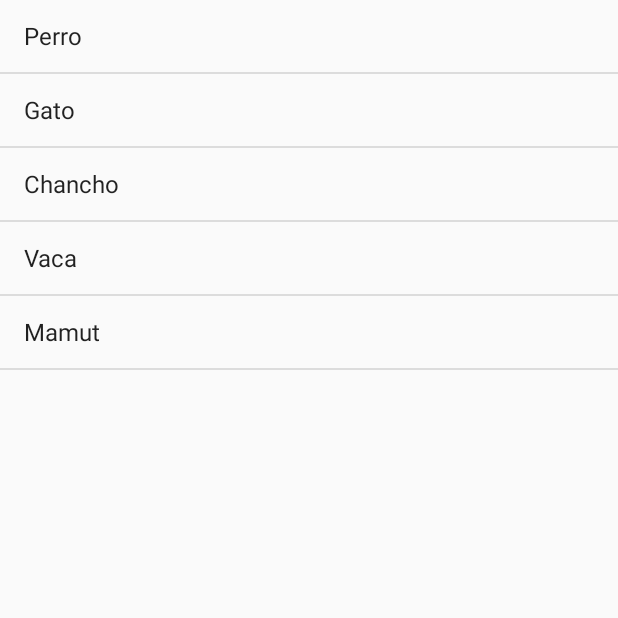
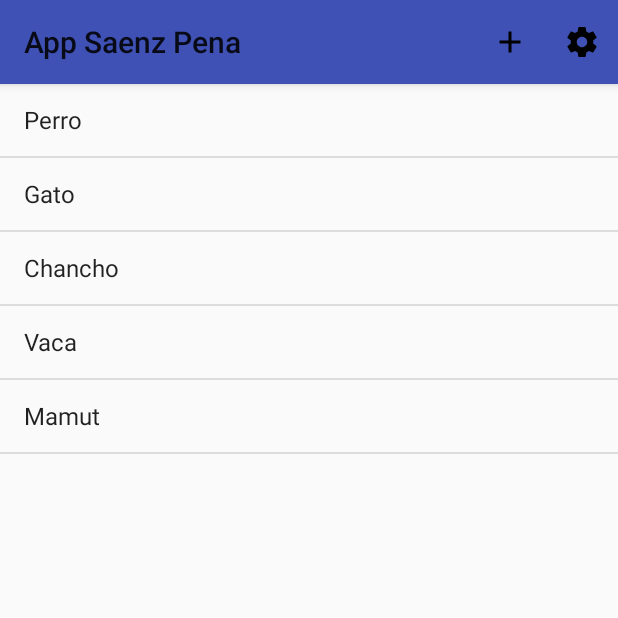
Before and after one commit to envido32/AppSaenzPena, an Android app: the MainActivity screen opened directly, with no data from a screen before it, after a tap on "CANDIDATOS", on a phone screen of 412 x 824 dp, the top half of it. Run offline under Robolectric (Android 15) with nearby library versions, the phone set to English and light mode, and no system bars; plain views replace PercentRelativeLayout; 1 statement that could not run was skipped.

Commit message:
Minnor updates

```diff
--- a/app/src/main/AndroidManifest.xml
+++ b/app/src/main/AndroidManifest.xml
@@ -6,7 +6,6 @@
         android:allowBackup="true"
         android:icon="@mipmap/ic_launcher"
         android:label="@string/app_name"
-        android:roundIcon="@mipmap/ic_launcher_round"
         android:supportsRtl="true"
         android:theme="@style/AppTheme">
         <activity android:name=".SplashActivity">
--- a/app/src/main/java/com/electiva/envido32/appsaenzpena/CandidatosActivity.java
+++ b/app/src/main/java/com/electiva/envido32/appsaenzpena/CandidatosActivity.java
@@ -1,8 +1,12 @@
 package com.electiva.envido32.appsaenzpena;
 
+import android.content.Intent;
 import android.database.sqlite.SQLiteDatabase;
 import android.support.v7.app.AppCompatActivity;
 import android.os.Bundle;
+import android.support.v7.widget.Toolbar;
+import android.view.Menu;
+import android.view.MenuItem;
 import android.widget.AdapterView;
 import android.widget.ArrayAdapter;
 import android.widget.ListView;
@@ -10,7 +14,9 @@ import android.widget.Toast;
 
 public class CandidatosActivity extends AppCompatActivity {
 
-    public ListView lstvwUnica;
+    public ListView listCandidatos;
+    public Toolbar myToolbar;
+
     public String[] datos =
             new String[]{"Perro","Gato","Chancho","Vaca","Mamut"};
 
@@ -19,13 +25,17 @@ public class CandidatosActivity extends AppCompatActivity {
         super.onCreate(savedInstanceState);
         setContentView(R.layout.activity_candidatos);
 
-        lstvwUnica = (ListView)findViewById(R.id.ListView1);
+        //Definimos la Toolbar
+        myToolbar = (Toolbar) findViewById(R.id.appbar);
+        setSupportActionBar(myToolbar);
 
-        //Abrimos la base de datos 'Animales' en modo escritura
-        CandidatosSQLiteHelper animalesdb =
+        listCandidatos = (ListView) findViewById(R.id.ListViewCandidatos);
+
+        //Abrimos la base de datos 'Candidatos' en modo escritura
+        CandidatosSQLiteHelper candidatosdb =
                 new CandidatosSQLiteHelper(this, "DB_Candidatos", null, 1);
 
-        SQLiteDatabase db = animalesdb.getWritableDatabase();
+        SQLiteDatabase db = candidatosdb.getWritableDatabase();
 
         //Si abrio correctamente la base de datos
         if(db != null)
@@ -53,9 +63,9 @@ public class CandidatosActivity extends AppCompatActivity {
         adaptador.setDropDownViewResource(
                 android.R.layout.simple_list_item_1);
 
-        lstvwUnica.setAdapter(adaptador);
+        listCandidatos.setAdapter(adaptador);
 
-        lstvwUnica.setOnItemSelectedListener(
+        listCandidatos.setOnItemSelectedListener(
             new AdapterView.OnItemSelectedListener() {
                 public void onItemSelected(AdapterView<?> parent,
                                            android.view.View v, int position, long id) {
@@ -69,6 +79,38 @@ public class CandidatosActivity extends AppCompatActivity {
                             "No hay animal favorito. Soy feo :(",
                             Toast.LENGTH_LONG).show();
                 }
-                });
+            }
+        );
+    }
+
+    // Agregar botones al Toolbar
+    @Override
+    public boolean onCreateOptionsMenu (Menu menu) {
+        getMenuInflater().inflate(R.menu.main, menu);
+        return true;
+    }
+
+    // Configurar botones del toolbar
+    @Override
+    public boolean onOptionsItemSelected(MenuItem item){
+        switch (item.getItemId()) {
+            case R.id.action_settings:
+                //Creamos el Intent
+                Intent intent =
+                        new Intent(getBaseContext(), SettingsActivity.class);
+
+                //Iniciamos la nueva actividad
+                startActivity(intent);
+                return true;
+
+            case R.id.action_add:
+                //To Do: agregar candidato
+                Toast.makeText(getApplicationContext(), R.string.not_avaliable, Toast.LENGTH_LONG).show();
+                return true;
+
+            default:
+                return super.onOptionsItemSelected(item);
+
         }
     }
+}
--- a/app/src/main/java/com/electiva/envido32/appsaenzpena/LoginActivity.java
+++ b/app/src/main/java/com/electiva/envido32/appsaenzpena/LoginActivity.java
@@ -31,7 +31,7 @@ public class LoginActivity extends AppCompatActivity {
                         && usrPass.getText().toString().equals("1234")) {
                     //Creamos el Intent
                     Intent intent =
-                            new Intent(LoginActivity.this, MainActivity.class);
+                            new Intent(getBaseContext(), MainActivity.class);
 
                     //Creamos la información a pasar entre actividades
                     Bundle bundleInfo = new Bundle();
--- a/app/src/main/java/com/electiva/envido32/appsaenzpena/MainActivity.java
+++ b/app/src/main/java/com/electiva/envido32/appsaenzpena/MainActivity.java
@@ -46,7 +46,7 @@ public class MainActivity extends AppCompatActivity {
             public void onClick(View v) {
                 //Creamos el Intent
                 Intent intent =
-                        new Intent(MainActivity.this, CandidatosActivity.class);
+                        new Intent(getBaseContext(), CandidatosActivity.class);
 
                 //Iniciamos la nueva actividad
                 startActivity(intent);
@@ -89,7 +89,7 @@ public class MainActivity extends AppCompatActivity {
             case R.id.action_settings:
                 //Creamos el Intent
                 Intent intent =
-                        new Intent(MainActivity.this, SettingsActivity.class);
+                        new Intent(getBaseContext(), SettingsActivity.class);
 
                 //Iniciamos la nueva actividad
                 startActivity(intent);
--- a/app/src/main/java/com/electiva/envido32/appsaenzpena/SplashActivity.java
+++ b/app/src/main/java/com/electiva/envido32/appsaenzpena/SplashActivity.java
@@ -30,7 +30,7 @@ public class SplashActivity extends AppCompatActivity {
             public void run()
             {
                 // Start the next activity
-                Intent mainIntent = new Intent().setClass(SplashActivity.this, LoginActivity.class);
+                Intent mainIntent = new Intent().setClass(getBaseContext(), LoginActivity.class);
                 startActivity(mainIntent);
                 // Terminamos la activity para que el usuario no pueda volver para atrás con el botón de back
                 finish();
--- a/app/src/main/res/layout/activity_candidatos.xml
+++ b/app/src/main/res/layout/activity_candidatos.xml
@@ -6,11 +6,24 @@
     android:layout_height="match_parent"
     tools:context="com.electiva.envido32.appsaenzpena.CandidatosActivity">
 
+    <android.support.v7.widget.Toolbar
+        xmlns:android="http://schemas.android.com/apk/res/android"
+        xmlns:app="http://schemas.android.com/apk/res-auto"
+        android:id="@+id/appbar"
+        android:layout_height="wrap_content"
+        android:layout_width="match_parent"
+        android:minHeight="?attr/actionBarSize"
+        android:background="?attr/colorPrimary"
+        android:elevation="4dp"
+        android:theme="@style/ThemeOverlay.AppCompat.ActionBar"
+        app:popupTheme="@style/ThemeOverlay.AppCompat.Light" >
+    </android.support.v7.widget.Toolbar>
 
     <ListView
-        android:id="@+id/ListView1"
+        android:id="@+id/ListViewCandidatos"
         android:layout_width="match_parent"
         android:layout_height="match_parent"
+        android:layout_below="@+id/appbar"
         android:layout_centerHorizontal="true"
         android:layout_centerVertical="true" />
 
```
Also changed, not shown: app/src/main/res/layout/activity_splash.xml (+5 -8 lines), app/src/main/ic_launcher-web.png (added), app/src/main/ic_saenzpena-web.png (added), app/src/main/res/mipmap-hdpi/ic_launcher.png, app/src/main/res/mipmap-hdpi/ic_launcher_round.png (deleted), app/src/main/res/mipmap-mdpi/ic_launcher.png, app/src/main/res/mipmap-mdpi/ic_launcher_round.png (deleted), app/src/main/res/mipmap-xhdpi/ic_launcher.png, app/src/main/res/mipmap-xhdpi/ic_launcher_round.png (deleted), app/src/main/res/mipmap-xxhdpi/ic_launcher.png, app/src/main/res/mipmap-xxhdpi/ic_launcher_round.png (deleted), app/src/main/res/mipmap-xxxhdpi/ic_launcher.png, app/src/main/res/mipmap-xxxhdpi/ic_launcher_round.png (deleted). Lines whose indentation alone changed are shown as unchanged.
